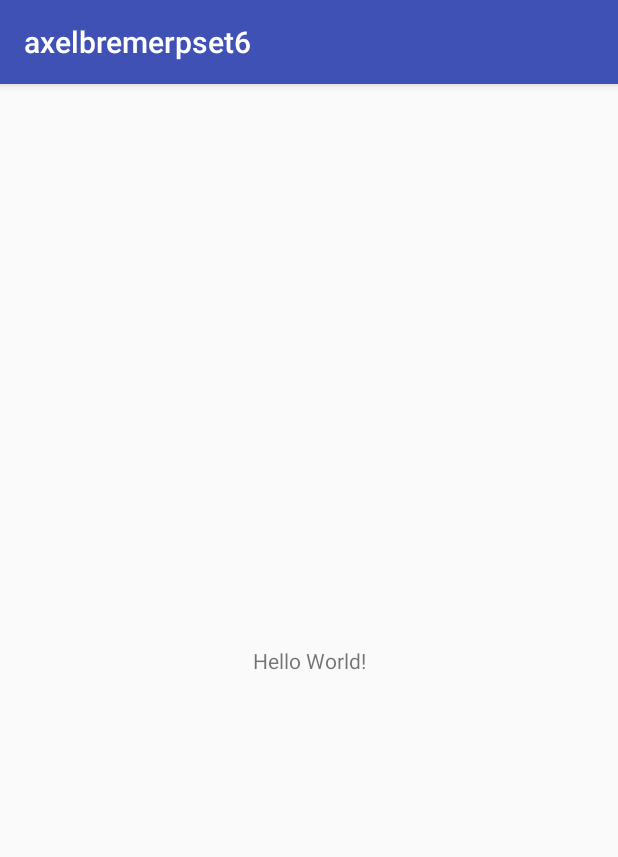
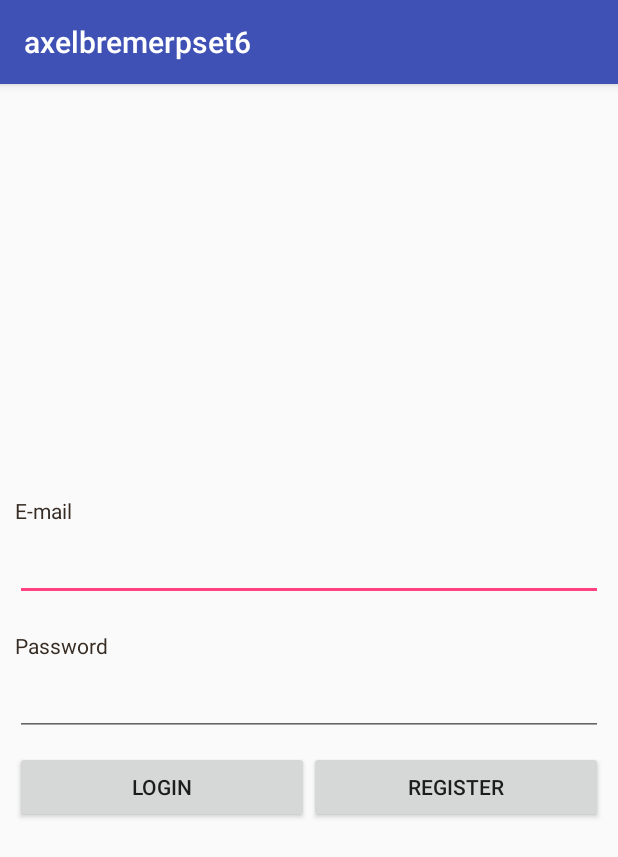
Before and after one commit to AxelBremer/axelbremerpset6, an Android app: the screen it shows after launch (FirstActivity), on a phone screen of 412 x 824 dp. Shown: the top 857 px of the screen. Run offline under Robolectric (Android 15) with nearby library versions, the phone set to English and light mode, and no system bars; our stand-ins replace Firebase (no records; nobody signed in at launch, a user with empty details on screens opened directly).

Commit message:
Added login page design and firebase start

```diff
--- a/app/build.gradle
+++ b/app/build.gradle
@@ -22,7 +22,11 @@ dependencies {
     implementation fileTree(dir: 'libs', include: ['*.jar'])
     implementation 'com.android.support:appcompat-v7:26.1.0'
     implementation 'com.android.support.constraint:constraint-layout:1.0.2'
+    implementation 'com.google.firebase:firebase-auth:11.0.4'
     testImplementation 'junit:junit:4.12'
     androidTestImplementation 'com.android.support.test:runner:1.0.1'
     androidTestImplementation 'com.android.support.test.espresso:espresso-core:3.0.1'
 }
+
+
+apply plugin: 'com.google.gms.google-services'
--- a/app/src/main/java/axelbremer/axelbremerpset6/FirstActivity.java
+++ b/app/src/main/java/axelbremer/axelbremerpset6/FirstActivity.java
@@ -1,13 +1,48 @@
 package axelbremer.axelbremerpset6;
 
+import android.support.annotation.NonNull;
 import android.support.v7.app.AppCompatActivity;
 import android.os.Bundle;
+import android.util.Log;
+import android.widget.Toast;
+
+import com.google.android.gms.tasks.OnCompleteListener;
+import com.google.android.gms.tasks.Task;
+import com.google.firebase.auth.AuthResult;
+import com.google.firebase.auth.FirebaseAuth;
+import com.google.firebase.auth.FirebaseUser;
 
 public class FirstActivity extends AppCompatActivity {
+    private FirebaseAuth mAuth;
+    String email;
+    String password;
 
     @Override
     protected void onCreate(Bundle savedInstanceState) {
         super.onCreate(savedInstanceState);
         setContentView(R.layout.activity_first);
+
+        mAuth = FirebaseAuth.getInstance();
+    }
+
+    public void createUser() {
+        mAuth.createUserWithEmailAndPassword(email, password)
+                .addOnCompleteListener(this, new OnCompleteListener<AuthResult>() {
+                    @Override
+                    public void onComplete(@NonNull Task<AuthResult> task) {
+                        if (task.isSuccessful()) {
+                            // Sign in success, update UI with the signed-in user's information
+                            Log.d("create user", "createUserWithEmail:success");
+                            FirebaseUser user = mAuth.getCurrentUser();
+                        } else {
+                            // If sign in fails, display a message to the user.
+                            Log.w("create user", "createUserWithEmail:failure", task.getException());
+                            Toast.makeText(FirstActivity.this, "Authentication failed.",
+                                    Toast.LENGTH_SHORT).show();
+                        }
+
+                        // ...
+                    }
+                });
     }
 }
--- a/app/src/main/res/layout/activity_first.xml
+++ b/app/src/main/res/layout/activity_first.xml
@@ -1,18 +1,72 @@
 <?xml version="1.0" encoding="utf-8"?>
-<android.support.constraint.ConstraintLayout xmlns:android="http://schemas.android.com/apk/res/android"
+<LinearLayout xmlns:android="http://schemas.android.com/apk/res/android"
     xmlns:app="http://schemas.android.com/apk/res-auto"
     xmlns:tools="http://schemas.android.com/tools"
     android:layout_width="match_parent"
     android:layout_height="match_parent"
+    android:orientation="vertical"
+    android:padding="10dip"
     tools:context="axelbremer.axelbremerpset6.FirstActivity">
 
-    <TextView
-        android:layout_width="wrap_content"
+    <LinearLayout
+        android:layout_width="match_parent"
         android:layout_height="wrap_content"
-        android:text="Hello World!"
-        app:layout_constraintBottom_toBottomOf="parent"
-        app:layout_constraintLeft_toLeftOf="parent"
-        app:layout_constraintRight_toRightOf="parent"
-        app:layout_constraintTop_toTopOf="parent" />
+        android:layout_gravity="center_vertical"
+        android:layout_weight="1"
+        android:gravity="center_vertical"
+        android:orientation="vertical">
 
-</android.support.constraint.ConstraintLayout>
+        <TextView
+            android:layout_width="match_parent"
+            android:layout_height="wrap_content"
+            android:text="@string/e_mail"
+            android:textColor="#372c24" />
+
+        <EditText
+            android:layout_width="match_parent"
+            android:layout_height="wrap_content"
+            android:layout_marginBottom="20dip"
+            android:layout_marginTop="5dip"
+            android:singleLine="true" />
+
+        <TextView
+            android:layout_width="match_parent"
+            android:layout_height="wrap_content"
+            android:text="@string/password"
+            android:textColor="#372c24" />
+
+        <EditText
+            android:layout_width="match_parent"
+            android:layout_height="wrap_content"
+            android:layout_marginTop="5dip"
+            android:inputType="textPassword"
+            android:singleLine="true" />
+
+        <LinearLayout
+            android:layout_width="match_parent"
+            android:layout_height="wrap_content"
+            android:orientation="horizontal">
+
+            <Button
+                android:id="@+id/btnLogin"
+                android:layout_width="fill_parent"
+                android:layout_height="wrap_content"
+                android:layout_marginTop="10dip"
+                android:layout_weight="1"
+                android:text="@string/login" />
+
+            <Button
+                android:id="@+id/btnRegister"
+                android:layout_width="fill_parent"
+                android:layout_height="wrap_content"
+                android:layout_marginTop="10dip"
+                android:layout_weight="1"
+                android:text="@string/register" />
+
+        </LinearLayout>
+
+    </LinearLayout>
+
+    <!-- Link to Registration Screen -->
+
+</LinearLayout>
--- a/app/src/main/res/values/strings.xml
+++ b/app/src/main/res/values/strings.xml
@@ -1,3 +1,8 @@
 <resources>
     <string name="app_name">axelbremerpset6</string>
+    <string name="e_mail">E-mail</string>
+    <string name="password">Password</string>
+    <string name="no_account_yet_register_here">No account yet? Register here</string>
+    <string name="login">Login</string>
+    <string name="register">Register</string>
 </resources>
--- a/build.gradle
+++ b/build.gradle
@@ -12,6 +12,7 @@ buildscript {
 
         // NOTE: Do not place your application dependencies here; they belong
         // in the individual module build.gradle files
+        classpath 'com.google.gms:google-services:3.1.0'
     }
 }
 
```
Also changed, not shown: 1 other file.
